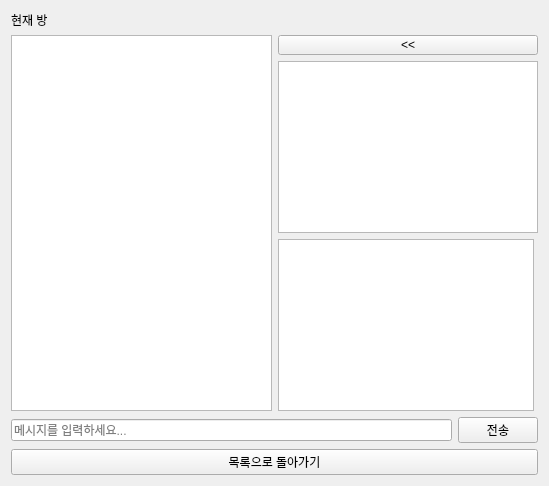
The window that ui/chatroomui.ui (didwnsgur999/Trpg_Table) describes before a commit, drawn with Qt 5.
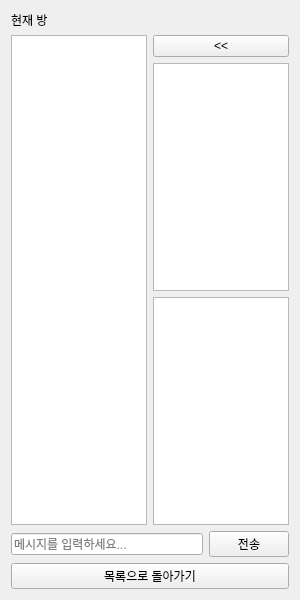
The same window after the commit.

Patch:
```diff
--- a/ui/chatroomui.ui
+++ b/ui/chatroomui.ui
@@ -6,8 +6,8 @@
    <rect>
     <x>0</x>
     <y>0</y>
-    <width>549</width>
-    <height>486</height>
+    <width>300</width>
+    <height>600</height>
    </rect>
   </property>
   <property name="windowTitle">
```
